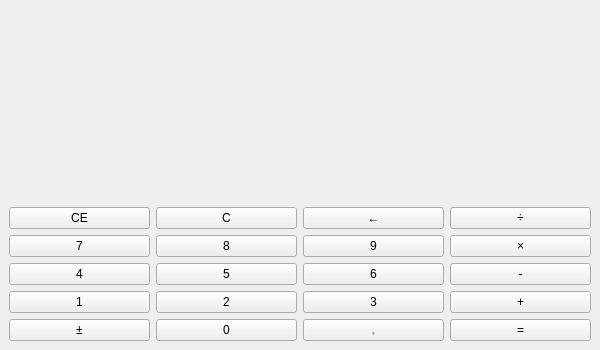
Old version of the form 7. Calculator/calculator.ui in the repository aerpyljov/CGScripting.
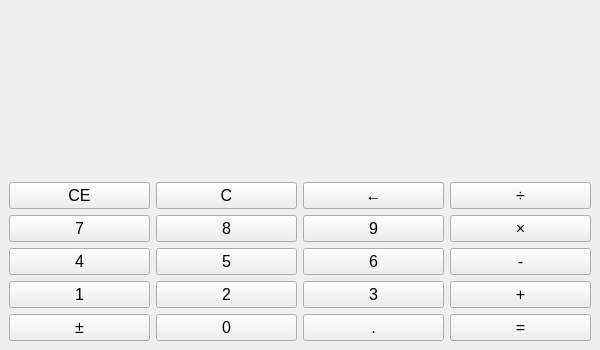
New version of the form.

```diff
--- a/7. Calculator/calculator.ui
+++ b/7. Calculator/calculator.ui
@@ -31,6 +31,12 @@
     <height>350</height>
    </size>
   </property>
+  <property name="font">
+   <font>
+    <family>Segoe UI</family>
+    <pointsize>12</pointsize>
+   </font>
+  </property>
   <property name="windowTitle">
    <string>Calculator</string>
   </property>
@@ -93,6 +99,11 @@
       </item>
       <item>
        <widget class="QLabel" name="value_sign_lb">
+        <property name="font">
+         <font>
+          <pointsize>20</pointsize>
+         </font>
+        </property>
         <property name="text">
          <string/>
         </property>
@@ -103,6 +114,11 @@
       </item>
       <item>
        <widget class="QLabel" name="value_lb">
+        <property name="font">
+         <font>
+          <pointsize>20</pointsize>
+         </font>
+        </property>
         <property name="text">
          <string/>
         </property>
```
